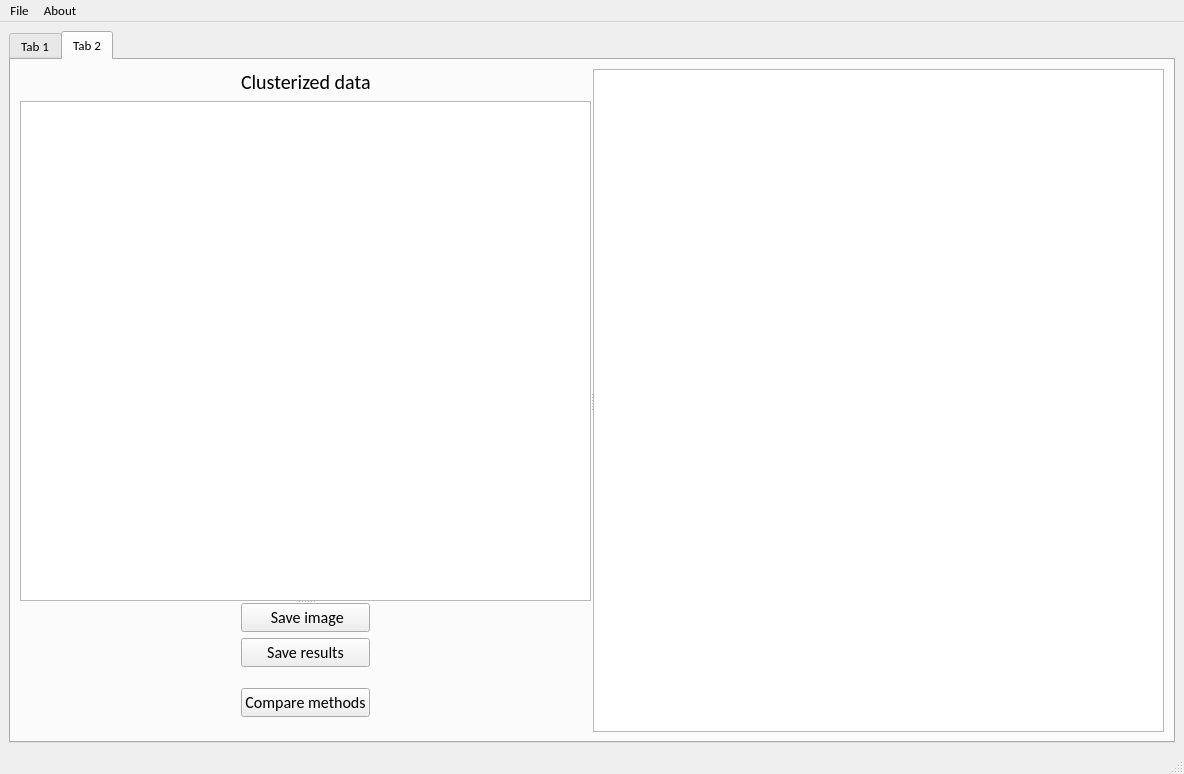
Above: GUI/mainwindow.ui from Avgustineiw/Music_Mental_Health_Clustering_Interactive_Application before the change. Below: the same form after it.
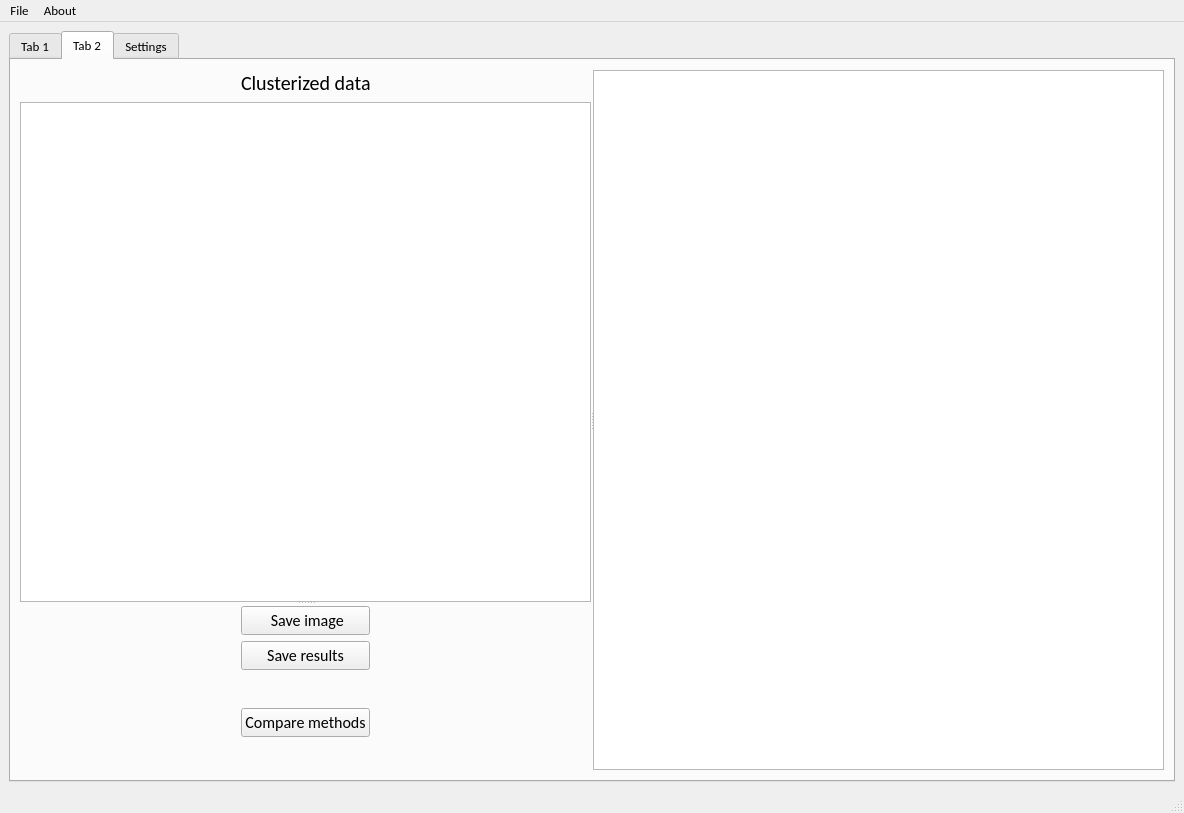
That is the form after the change. The open tabs and pages were chosen to show the change.

What changed in the file:
```diff
--- a/GUI/mainwindow.ui
+++ b/GUI/mainwindow.ui
@@ -7,7 +7,7 @@
     <x>0</x>
     <y>0</y>
     <width>1184</width>
-    <height>774</height>
+    <height>813</height>
    </rect>
   </property>
   <property name="font">
@@ -518,7 +518,7 @@
            <property name="handleWidth">
             <number>2</number>
            </property>
-           <widget class="QWidget" name="">
+           <widget class="QWidget" name="layoutWidget">
             <layout class="QGridLayout" name="gridLayout_22">
              <item row="0" column="0">
               <layout class="QGridLayout" name="gridLayout_10">
@@ -578,7 +578,7 @@
              </item>
             </layout>
            </widget>
-           <widget class="QWidget" name="">
+           <widget class="QWidget" name="layoutWidget">
             <layout class="QGridLayout" name="gridLayout_23">
              <item row="0" column="0">
               <spacer name="verticalSpacer_7">
@@ -728,6 +728,11 @@
         </item>
        </layout>
       </widget>
+      <widget class="QWidget" name="tab_3">
+       <attribute name="title">
+        <string>Settings</string>
+       </attribute>
+      </widget>
      </widget>
     </item>
    </layout>
```
Left out of the diff: 4 changed lines with no effect on the pictures.
